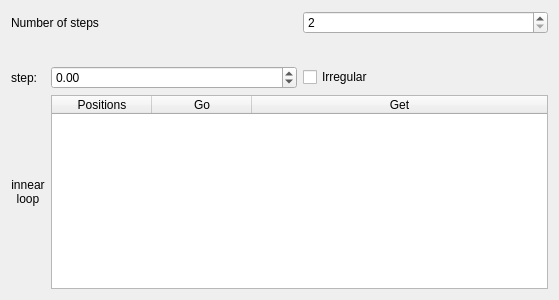
Qt form positionlist.ui (AustralianSynchrotron/ctgui) before a commit.
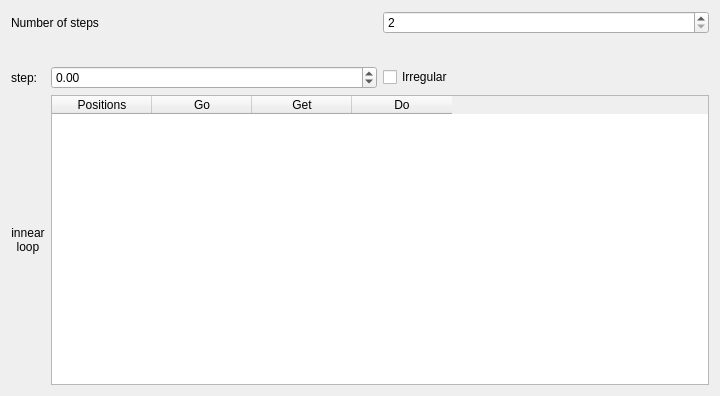
The same form after that commit. Custom widgets are drawn as their Qt base class.

```diff
--- a/positionlist.ui
+++ b/positionlist.ui
@@ -6,8 +6,8 @@
    <rect>
     <x>0</x>
     <y>0</y>
-    <width>559</width>
-    <height>300</height>
+    <width>720</width>
+    <height>396</height>
    </rect>
   </property>
   <property name="windowTitle">
@@ -108,11 +108,8 @@
       <bool>true</bool>
      </property>
      <property name="columnCount">
-      <number>3</number>
+      <number>4</number>
      </property>
-     <attribute name="horizontalHeaderStretchLastSection">
-      <bool>true</bool>
-     </attribute>
      <column>
       <property name="text">
        <string>Positions</string>
@@ -131,6 +128,11 @@
        <string>Get</string>
       </property>
      </column>
+     <column>
+      <property name="text">
+       <string>Do</string>
+      </property>
+     </column>
     </widget>
    </item>
    <item row="2" column="1">
```
